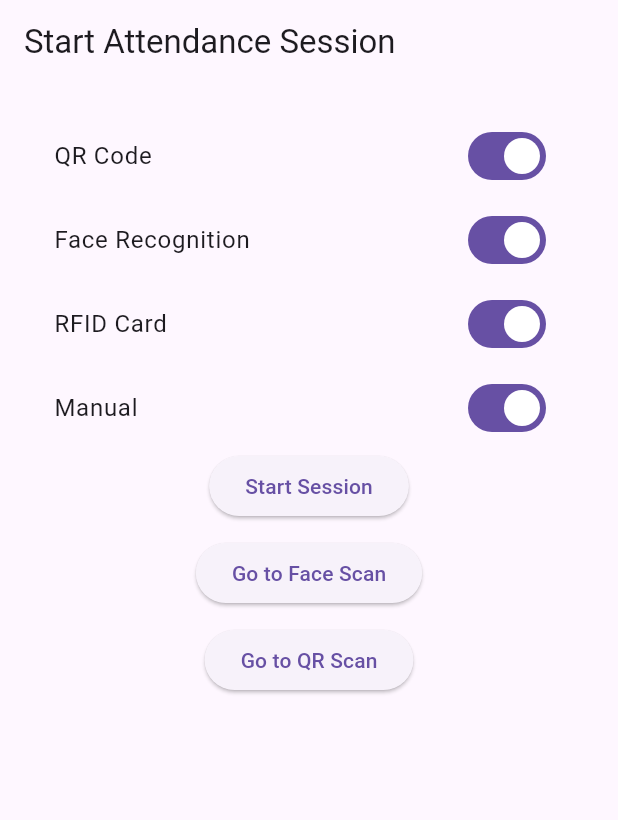
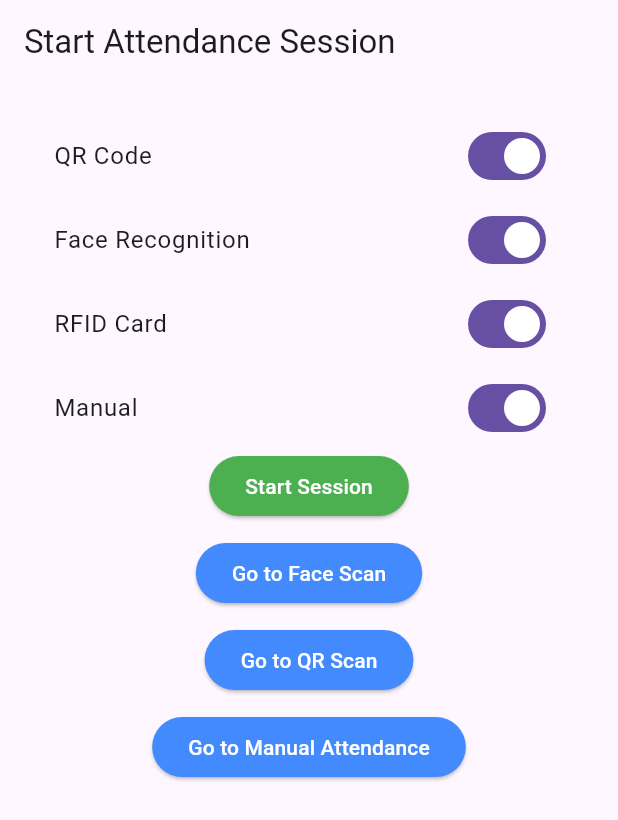
Before and after one commit to Bayo-Nike/dart-flutter-final-project, a Flutter app: the StartSessionScreen screen opened by its route, on a phone screen of 412 x 824 dp. Shown: the top 820 px of the screen. Run offline on Flutter 3.47's test engine with Material 3 defaults, Android fonts, the phone set to English and light mode, and no system bars; our stand-ins replace cloud_firestore, cloud_functions, firebase_auth, firebase_core, go_router, qr_flutter; missing offline and left inert: mobile_scanner; accounts and stored records are empty.

Commit message:
dart-flutter-firebase final project commit

```diff
--- a/lib/app_router.dart
+++ b/lib/app_router.dart
@@ -45,6 +45,14 @@ class AppRouter {
         },
       ),
 
+      GoRoute(
+        path: '/teacher/manual',
+        builder: (context, state) {
+          final sessionId = state.extra as String;
+          return ManualAttendanceScreen(sessionId: sessionId);
+        },
+      ),
+
 
 
       GoRoute(
--- a/lib/modules/teacher/start_session_screen.dart
+++ b/lib/modules/teacher/start_session_screen.dart
@@ -31,6 +31,10 @@ class _StartSessionScreenState extends State<StartSessionScreen> {
             SwitchListTile(title: Text("Manual"), value: manual, onChanged: (v) => setState(() => manual = v)),
 
             ElevatedButton(
+              style: ElevatedButton.styleFrom(
+                backgroundColor: Colors.green,
+                foregroundColor:Colors.white,
+              ),
               onPressed: () async {
                 try {
                   final id = await AttendanceService().startSession(
@@ -52,6 +56,10 @@ class _StartSessionScreenState extends State<StartSessionScreen> {
             const SizedBox(height: 10),
 
             ElevatedButton(
+              style: ElevatedButton.styleFrom(
+                backgroundColor: Colors.blueAccent,
+                foregroundColor:Colors.white,
+              ),
               onPressed: () {
                 // Navigate from current page to /teacher/face
                 context.push('/teacher/face');
@@ -60,6 +68,10 @@ class _StartSessionScreenState extends State<StartSessionScreen> {
             ),
             const SizedBox(height: 10),
             ElevatedButton(
+              style: ElevatedButton.styleFrom(
+                backgroundColor: Colors.blueAccent,
+                foregroundColor:Colors.white,
+              ),
               onPressed: () {
                 if (sessionId != null) {
                   context.push('/teacher/qr', extra: sessionId);
@@ -71,6 +83,23 @@ class _StartSessionScreenState extends State<StartSessionScreen> {
               },
               child: const Text("Go to QR Scan"),
             ),
+            const SizedBox(height: 10),
+            ElevatedButton(
+              style: ElevatedButton.styleFrom(
+                backgroundColor: Colors.blueAccent,
+                foregroundColor:Colors.white,
+              ),
+              onPressed: () {
+                if (sessionId != null) {
+                  context.push('/teacher/manual', extra: sessionId);
+                } else {
+                  ScaffoldMessenger.of(context).showSnackBar(
+                    const SnackBar(content: Text("Create session first!")),
+                  );
+                }
+              },
+              child: const Text("Go to Manual Attendance"),
+            ),
           ],
         ),
       ),
```
